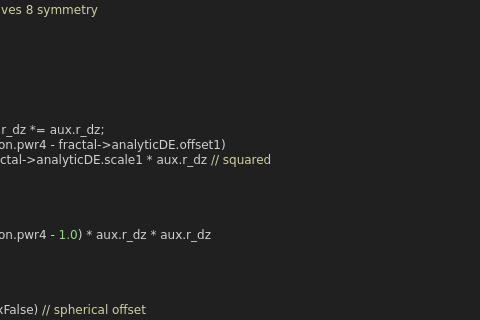
First picture: the form in mandelbulber2/qt_data/fractal_msltoe_toroidal.ui, repository buddhi1980/mandelbulber2, before the edit; both pictures show x 311 to 791 and y 776 to 1096 of the 898 by 1250 pixel window.
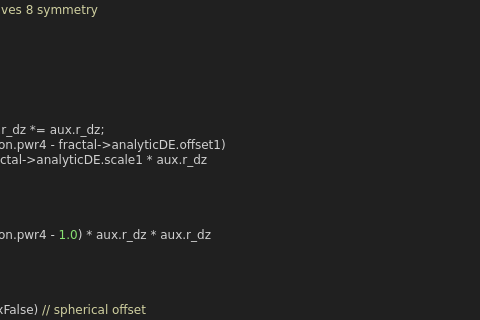
Second picture: the form after the edit. Custom widgets are drawn as their Qt base class.

Patch:
```diff
--- a/mandelbulber2/qt_data/fractal_msltoe_toroidal.ui
+++ b/mandelbulber2/qt_data/fractal_msltoe_toroidal.ui
@@ -832,7 +832,7 @@
   &lt;span style=&quot;color:#d0d0d0&quot;&gt;{&lt;/span&gt; &lt;span style=&quot;color:#d0d0a0&quot;&gt;// analytic log DE adjustment&lt;/span&gt;
     &lt;span style=&quot;color:#7ec0ee; font-weight:bold&quot;&gt;if&lt;/span&gt; &lt;span style=&quot;color:#d0d0d0&quot;&gt;(&lt;/span&gt;fractal&lt;span style=&quot;color:#d0d0d0&quot;&gt;-&amp;gt;&lt;/span&gt;analyticDE&lt;span style=&quot;color:#d0d0d0&quot;&gt;.&lt;/span&gt;enabledAuxR2False&lt;span style=&quot;color:#d0d0d0&quot;&gt;)&lt;/span&gt; aux&lt;span style=&quot;color:#d0d0d0&quot;&gt;.&lt;/span&gt;r_dz &lt;span style=&quot;color:#d0d0d0&quot;&gt;*=&lt;/span&gt; aux&lt;span style=&quot;color:#d0d0d0&quot;&gt;.&lt;/span&gt;r_dz&lt;span style=&quot;color:#d0d0d0&quot;&gt;;&lt;/span&gt;
     aux&lt;span style=&quot;color:#d0d0d0&quot;&gt;.&lt;/span&gt;r_dz &lt;span style=&quot;color:#d0d0d0&quot;&gt;=&lt;/span&gt; &lt;span style=&quot;color:#e47eed&quot;&gt;pow&lt;/span&gt;&lt;span style=&quot;color:#d0d0d0&quot;&gt;(&lt;/span&gt;aux&lt;span style=&quot;color:#d0d0d0&quot;&gt;.&lt;/span&gt;r&lt;span style=&quot;color:#d0d0d0&quot;&gt;,&lt;/span&gt; fractal&lt;span style=&quot;color:#d0d0d0&quot;&gt;-&amp;gt;&lt;/span&gt;transformCommon&lt;span style=&quot;color:#d0d0d0&quot;&gt;.&lt;/span&gt;pwr4 &lt;span style=&quot;color:#d0d0d0&quot;&gt;-&lt;/span&gt; fractal&lt;span style=&quot;color:#d0d0d0&quot;&gt;-&amp;gt;&lt;/span&gt;analyticDE&lt;span style=&quot;color:#d0d0d0&quot;&gt;.&lt;/span&gt;offset1&lt;span style=&quot;color:#d0d0d0&quot;&gt;)&lt;/span&gt;
-                 &lt;span style=&quot;color:#d0d0d0&quot;&gt;*&lt;/span&gt; fractal&lt;span style=&quot;color:#d0d0d0&quot;&gt;-&amp;gt;&lt;/span&gt;transformCommon&lt;span style=&quot;color:#d0d0d0&quot;&gt;.&lt;/span&gt;pwr4 &lt;span style=&quot;color:#d0d0d0&quot;&gt;*&lt;/span&gt; fractal&lt;span style=&quot;color:#d0d0d0&quot;&gt;-&amp;gt;&lt;/span&gt;analyticDE&lt;span style=&quot;color:#d0d0d0&quot;&gt;.&lt;/span&gt;scale1 &lt;span style=&quot;color:#d0d0d0&quot;&gt;*&lt;/span&gt; aux&lt;span style=&quot;color:#d0d0d0&quot;&gt;.&lt;/span&gt;r_dz &lt;span style=&quot;color:#d0d0a0&quot;&gt;// squared&lt;/span&gt;
+                 &lt;span style=&quot;color:#d0d0d0&quot;&gt;*&lt;/span&gt; fractal&lt;span style=&quot;color:#d0d0d0&quot;&gt;-&amp;gt;&lt;/span&gt;transformCommon&lt;span style=&quot;color:#d0d0d0&quot;&gt;.&lt;/span&gt;pwr4 &lt;span style=&quot;color:#d0d0d0&quot;&gt;*&lt;/span&gt; fractal&lt;span style=&quot;color:#d0d0d0&quot;&gt;-&amp;gt;&lt;/span&gt;analyticDE&lt;span style=&quot;color:#d0d0d0&quot;&gt;.&lt;/span&gt;scale1 &lt;span style=&quot;color:#d0d0d0&quot;&gt;*&lt;/span&gt; aux&lt;span style=&quot;color:#d0d0d0&quot;&gt;.&lt;/span&gt;r_dz
                &lt;span style=&quot;color:#d0d0d0&quot;&gt;+&lt;/span&gt; fractal&lt;span style=&quot;color:#d0d0d0&quot;&gt;-&amp;gt;&lt;/span&gt;analyticDE&lt;span style=&quot;color:#d0d0d0&quot;&gt;.&lt;/span&gt;offset2&lt;span style=&quot;color:#d0d0d0&quot;&gt;;&lt;/span&gt;
   &lt;span style=&quot;color:#d0d0d0&quot;&gt;}&lt;/span&gt;
   &lt;span style=&quot;color:#7ec0ee; font-weight:bold&quot;&gt;else&lt;/span&gt;
```
